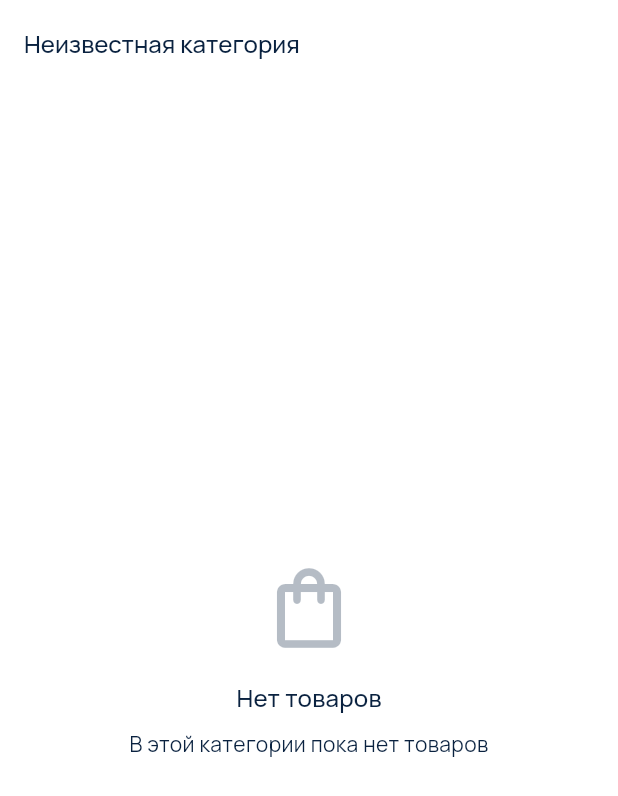
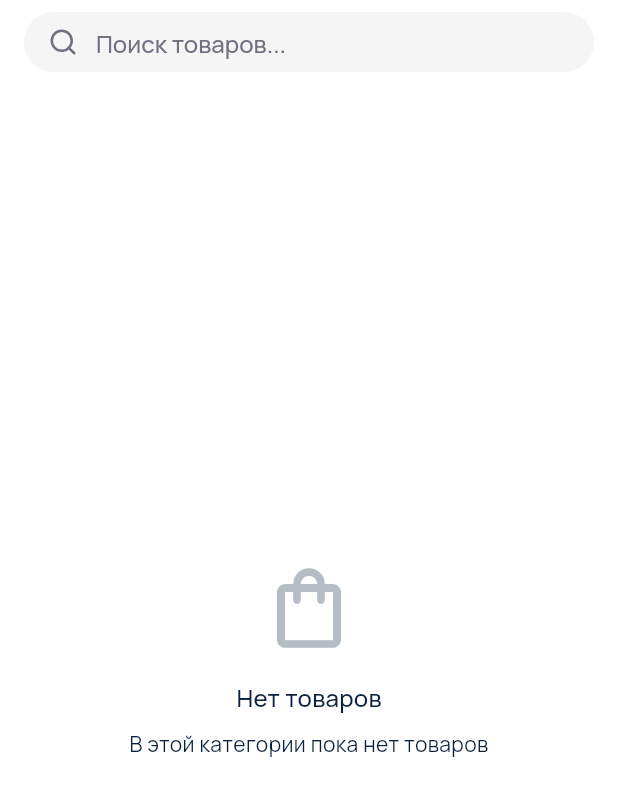
Before and after one commit to ambogatyrev/modnyi_dvorik, a Flutter app: the CategoryScreen widget shown alone on an empty page, opened directly with empty values, on a phone screen of 412 x 824 dp. Shown: the top 796 px of the screen. Run offline on Flutter 3.47's test engine with Material 3 defaults, Android fonts, the phone set to English and light mode, and no system bars; our stand-ins replace cached_network_image, equatable, flutter_bloc, flutter_svg, go_router, google_fonts and 2 more; accounts and stored records are empty; network calls fail.

Commit message:
Make search AppBar generic and unify across screens
Co-Authored-By: Claude Sonnet 4.5 <noreply@anthropic.com>

```diff
--- a/mobile/lib/features/category/presentation/screens/category_screen.dart
+++ b/mobile/lib/features/category/presentation/screens/category_screen.dart
@@ -2,6 +2,7 @@ import 'package:flutter/material.dart';
 import 'package:flutter_bloc/flutter_bloc.dart';
 import '../../../home/data/repositories/product_repository_impl.dart';
 import '../../../home/domain/usecases/get_products_by_category.dart';
+import '../../../home/presentation/widgets/search_app_bar_title.dart';
 import '../../../home/presentation/widgets/product_card.dart';
 import '../bloc/category_bloc.dart';
 import '../bloc/category_event.dart';
@@ -11,10 +12,7 @@ import '../bloc/category_state.dart';
 class CategoryScreen extends StatelessWidget {
   final String categoryId;
 
-  const CategoryScreen({
-    super.key,
-    required this.categoryId,
-  });
+  const CategoryScreen({super.key, required this.categoryId});
 
   @override
   Widget build(BuildContext context) {
@@ -25,9 +23,8 @@ class CategoryScreen extends StatelessWidget {
         final getProductsByCategory = GetProductsByCategory(repository);
 
         // Create and initialize BLoC
-        return CategoryBloc(
-          getProductsByCategory: getProductsByCategory,
-        )..add(LoadCategoryProducts(categoryId));
+        return CategoryBloc(getProductsByCategory: getProductsByCategory)
+          ..add(LoadCategoryProducts(categoryId));
       },
       child: const _CategoryScreenView(),
     );
@@ -41,21 +38,13 @@ class _CategoryScreenView extends StatelessWidget {
   Widget build(BuildContext context) {
     return Scaffold(
       appBar: AppBar(
-        title: BlocBuilder<CategoryBloc, CategoryState>(
-          builder: (context, state) {
-            if (state is CategoryLoaded) {
-              return Text(state.categoryName);
-            }
-            return const Text('Категория');
-          },
-        ),
+        title: const SearchAppBarTitle(showLogo: false),
+        titleSpacing: 16,
       ),
       body: BlocBuilder<CategoryBloc, CategoryState>(
         builder: (context, state) {
           if (state is CategoryLoading) {
-            return const Center(
-              child: CircularProgressIndicator(),
-            );
+            return const Center(child: CircularProgressIndicator());
           }
 
           if (state is CategoryError) {
@@ -63,11 +52,7 @@ class _CategoryScreenView extends StatelessWidget {
               child: Column(
                 mainAxisAlignment: MainAxisAlignment.center,
                 children: [
-                  const Icon(
-                    Icons.error_outline,
-                    size: 64,
-                    color: Colors.red,
-                  ),
+                  const Icon(Icons.error_outline, size: 64, color: Colors.red),
                   const SizedBox(height: 16),
                   Padding(
                     padding: const EdgeInsets.symmetric(horizontal: 32),
@@ -99,10 +84,9 @@ class _CategoryScreenView extends StatelessWidget {
                     Icon(
                       Icons.shopping_bag_outlined,
                       size: 64,
-                      color: Theme.of(context)
-                          .colorScheme
-                          .onSurface
-                          .withOpacity(0.3),
+                      color: Theme.of(
+                        context,
+                      ).colorScheme.onSurface.withOpacity(0.3),
                     ),
                     const SizedBox(height: 16),
                     Text(
@@ -140,9 +124,7 @@ class _CategoryScreenView extends StatelessWidget {
                     // Show snackbar when adding to cart
                     ScaffoldMessenger.of(context).showSnackBar(
                       SnackBar(
-                        content: Text(
-                          '${product.name} добавлен в корзину',
-                        ),
+                        content: Text('${product.name} добавлен в корзину'),
                         duration: const Duration(seconds: 2),
                         behavior: SnackBarBehavior.floating,
                       ),
--- a/mobile/lib/features/home/presentation/screens/home_screen.dart
+++ b/mobile/lib/features/home/presentation/screens/home_screen.dart
@@ -8,7 +8,7 @@ import '../bloc/home_event.dart';
 import '../bloc/home_state.dart';
 import '../widgets/banner_carousel.dart';
 import '../widgets/category_selector.dart';
-import '../widgets/home_app_bar_title.dart';
+import '../widgets/search_app_bar_title.dart';
 import '../widgets/product_card.dart';
 
 /// Home screen - main landing page of the app
@@ -69,15 +69,13 @@ class _HomeScreenViewState extends State<_HomeScreenView> {
   Widget build(BuildContext context) {
     return Scaffold(
       appBar: AppBar(
-        title: HomeAppBarTitle(scrollOffset: _scrollOffset),
+        title: SearchAppBarTitle(scrollOffset: _scrollOffset),
         titleSpacing: 16,
       ),
       body: BlocBuilder<HomeBloc, HomeState>(
         builder: (context, state) {
           if (state is HomeLoading) {
-            return const Center(
-              child: CircularProgressIndicator(),
-            );
+            return const Center(child: CircularProgressIndicator());
           }
 
           if (state is HomeError) {
@@ -85,11 +83,7 @@ class _HomeScreenViewState extends State<_HomeScreenView> {
               child: Column(
                 mainAxisAlignment: MainAxisAlignment.center,
                 children: [
-                  const Icon(
-                    Icons.error_outline,
-                    size: 64,
-                    color: Colors.red,
-                  ),
+                  const Icon(Icons.error_outline, size: 64, color: Colors.red),
                   const SizedBox(height: 16),
                   Text(
                     state.message,
@@ -148,9 +142,7 @@ class _HomeScreenViewState extends State<_HomeScreenView> {
                   ),
                 ),
 
-                const SliverToBoxAdapter(
-                  child: SizedBox(height: 16),
-                ),
+                const SliverToBoxAdapter(child: SizedBox(height: 16)),
 
                 // Product Grid
                 state.products.isEmpty
@@ -162,10 +154,9 @@ class _HomeScreenViewState extends State<_HomeScreenView> {
                               Icon(
                                 Icons.shopping_bag_outlined,
                                 size: 64,
-                                color: Theme.of(context)
-                                    .colorScheme
-                                    .onSurface
-                                    .withOpacity(0.3),
+                                color: Theme.of(
+                                  context,
+                                ).colorScheme.onSurface.withOpacity(0.3),
                               ),
                               const SizedBox(height: 16),
                               Text(
@@ -192,8 +183,10 @@ class _HomeScreenViewState extends State<_HomeScreenView> {
                                 crossAxisSpacing: 12,
                                 mainAxisSpacing: 12,
                               ),
-                          delegate: SliverChildBuilderDelegate(
-                            (context, index) {
+                          delegate: SliverChildBuilderDelegate((
+                            context,
+                            index,
+                          ) {
                             final product = state.products[index];
                             return ProductCard(
                               product: product,
@@ -210,9 +203,7 @@ class _HomeScreenViewState extends State<_HomeScreenView> {
                                 );
                               },
                             );
-                            },
-                            childCount: state.products.length,
-                          ),
+                          }, childCount: state.products.length),
                         ),
                       ),
               ],
--- a/mobile/lib/features/home/presentation/widgets/home_app_bar_title.dart
+++ b/mobile/lib/features/home/presentation/widgets/search_app_bar_title.dart
@@ -4,21 +4,23 @@ import 'package:go_router/go_router.dart';
 import '../../../../core/router/app_router.dart';
 import '../../../../core/theme/app_colors.dart';
 
-/// Animated home AppBar title with logo and search field
-/// Logo fades out and search field expands as user scrolls
-class HomeAppBarTitle extends StatelessWidget {
+/// Generic AppBar title with optional logo and search field
+/// Logo fades out and search field expands as user scrolls (when showLogo is true)
+class SearchAppBarTitle extends StatelessWidget {
   final double scrollOffset;
+  final bool showLogo;
 
-  const HomeAppBarTitle({
+  const SearchAppBarTitle({
     super.key,
-    required this.scrollOffset,
+    this.scrollOffset = 0.0,
+    this.showLogo = true,
   });
 
   @override
   Widget build(BuildContext context) {
     // Calculate animation progress (0.0 to 1.0)
     // Logo starts fading at 50px scroll, completely gone by 100px
-    final fadeProgress = (scrollOffset / 100).clamp(0.0, 1.0);
+    final fadeProgress = showLogo ? (scrollOffset / 100).clamp(0.0, 1.0) : 1.0;
     final logoOpacity = 1.0 - fadeProgress;
 
     // Logo size shrinks as it fades
@@ -26,8 +28,8 @@ class HomeAppBarTitle extends StatelessWidget {
 
     return Row(
       children: [
-        // Animated Logo
-        if (logoOpacity > 0)
+        // Animated Logo (only shown if showLogo is true)
+        if (showLogo && logoOpacity > 0)
           AnimatedOpacity(
             opacity: logoOpacity,
             duration: const Duration(milliseconds: 150),
```
Lines whose indentation alone changed are shown as unchanged.
